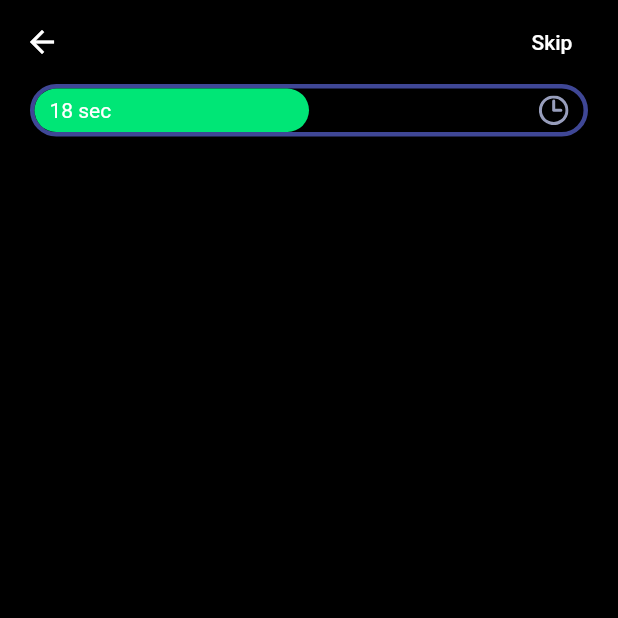
After one commit to DarvinShane97/Flutter_Quiz_App, a Flutter app: the Quiz_Screen screen opened directly, on a phone screen of 412 x 824 dp, the top half of it. The commit adds this screen. Run offline on Flutter 3.47's test engine with Material 2 defaults, Android fonts, the phone set to English and light mode, and no system bars; our stand-ins replace flutter_svg.

Commit message:
Start the developing part of Quiz Screen

```diff
--- a/lib/main.dart
+++ b/lib/main.dart
@@ -1,5 +1,5 @@
 import 'package:flutter/material.dart';
-import 'package:my_quiz_app/screens/Welcome_Screen.dart';
+import 'package:my_quiz_app/screens/Welcome/Welcome_Screen.dart';
 
 void main() {
   runApp(const MyApp());
--- /dev/null
+++ b/lib/screens/Quiz/Components/body.dart
@@ -0,0 +1,26 @@
+import 'package:flutter/cupertino.dart';
+import 'package:flutter_svg/svg.dart';
+import 'package:my_quiz_app/constants.dart';
+import 'package:my_quiz_app/screens/Quiz/Components/progress_bar.dart';
+
+class Body extends StatelessWidget {
+  const Body({Key? key}) : super(key: key);
+
+  @override
+  Widget build(BuildContext context) {
+    return Stack(
+      children: [
+        SafeArea(
+          child: Padding(
+            padding: EdgeInsets.symmetric(horizontal: kDefaultPadding),
+            child: Column(
+              children: [
+                Progress_Bar(),
+              ],
+            ),
+          ),
+        ),
+      ],
+    );
+  }
+}
--- /dev/null
+++ b/lib/screens/Quiz/Components/progress_bar.dart
@@ -0,0 +1,42 @@
+import 'package:flutter/cupertino.dart';
+import 'package:flutter_svg/svg.dart';
+
+import '../../../constants.dart';
+
+class Progress_Bar extends StatelessWidget {
+  const Progress_Bar({Key? key}) : super(key: key);
+
+  @override
+  Widget build(BuildContext context) {
+    return Container(
+      width: double.infinity,
+      height: 35,
+      decoration: BoxDecoration(
+        border: Border.all(color: Color(0xFF3F4796), width: 3),
+        borderRadius: BorderRadius.circular(50),
+      ),
+      child: Stack(
+        children: [
+          LayoutBuilder(builder: (context,constraints) => Container(
+            width: constraints.maxWidth * 0.5,
+            decoration: BoxDecoration(
+              color: Color(0xFF00E676),
+              borderRadius: BorderRadius.circular(50),
+            ),
+          )),
+          Positioned.fill(
+              child: Padding(
+                padding: const EdgeInsets.symmetric(horizontal: kDefaultPadding/2),
+                child: Row(
+                  mainAxisAlignment: MainAxisAlignment.spaceBetween,
+                  children: [
+                    Text("18 sec"),
+                    SvgPicture.asset("assets/icons/clock.svg"),
+                  ],
+                ),
+              )),
+        ],
+      ),
+    );
+  }
+}
--- /dev/null
+++ b/lib/screens/Quiz/quiz_screen.dart
@@ -0,0 +1,23 @@
+import 'package:flutter/cupertino.dart';
+import 'package:flutter/material.dart';
+import 'package:my_quiz_app/screens/Quiz/Components/body.dart';
+
+class Quiz_Screen extends StatelessWidget {
+  const Quiz_Screen({Key? key}) : super(key: key);
+
+  @override
+  Widget build(BuildContext context) {
+    return Scaffold(
+      extendBodyBehindAppBar: true,
+      appBar: AppBar(
+        backgroundColor: Colors.transparent,
+        elevation: 0,
+        actions: [
+          FlatButton(onPressed: (){}, child: Text("Skip")),
+        ],
+      ),
+      backgroundColor: Colors.black,
+      body: Body(),
+    );
+  }
+}
```
Also changed, not shown: lib/screens/Welcome/Welcome_Screen.dart (renamed from lib/screens/Welcome_Screen.dart).
